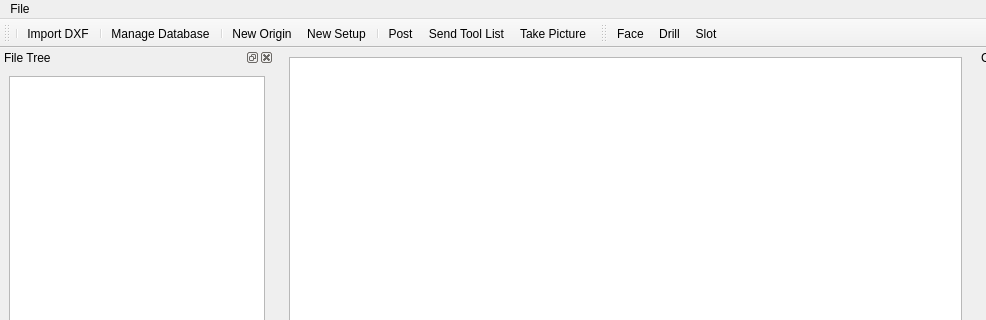
Qt form designer/camo_main_window.ui (JonRob812/CAMOnion) before a commit; both pictures show x 0 to 986 and y 0 to 320 of the 1273 by 648 pixel window.
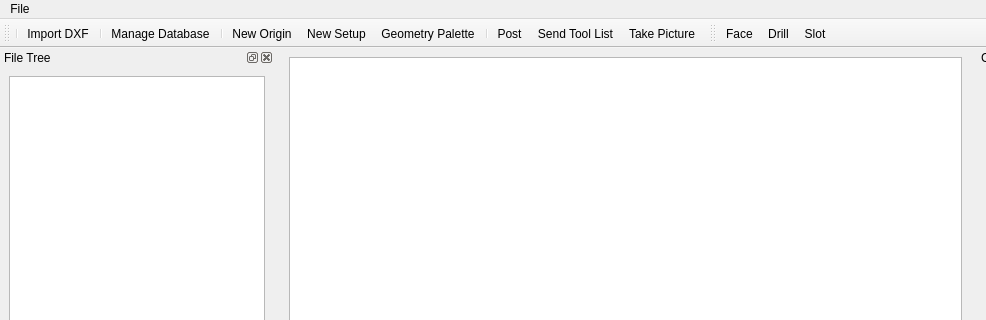
The same form after that commit. Custom widgets are drawn as their Qt base class.

```diff
--- a/designer/camo_main_window.ui
+++ b/designer/camo_main_window.ui
@@ -217,6 +217,7 @@
    <addaction name="separator"/>
    <addaction name="actionNew_Origin"/>
    <addaction name="actionNew_Setup"/>
+   <addaction name="actionGeometry_Palette"/>
    <addaction name="separator"/>
    <addaction name="actionPost"/>
    <addaction name="actionSend_Tool_List"/>
@@ -365,6 +366,11 @@
     <string>Set DB</string>
    </property>
   </action>
+  <action name="actionGeometry_Palette">
+   <property name="text">
+    <string>Geometry Palette</string>
+   </property>
+  </action>
  </widget>
  <customwidgets>
   <customwidget>
```
Left out of the diff: 2 changed lines with no effect on the pictures.
